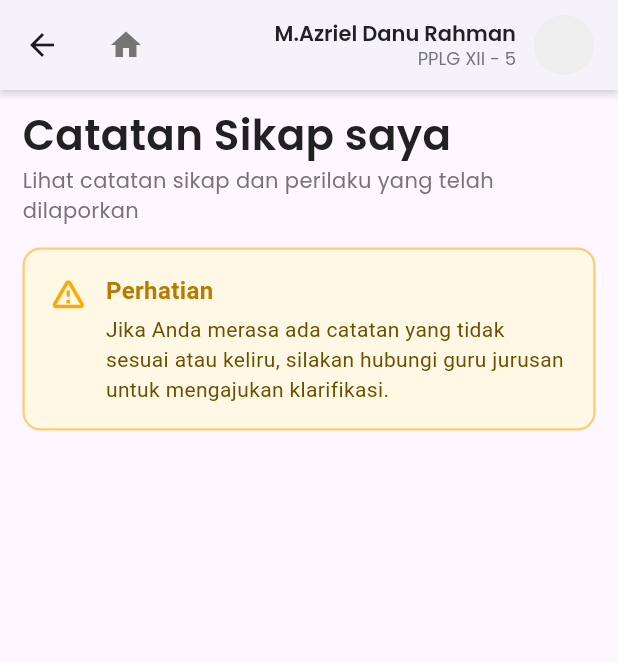
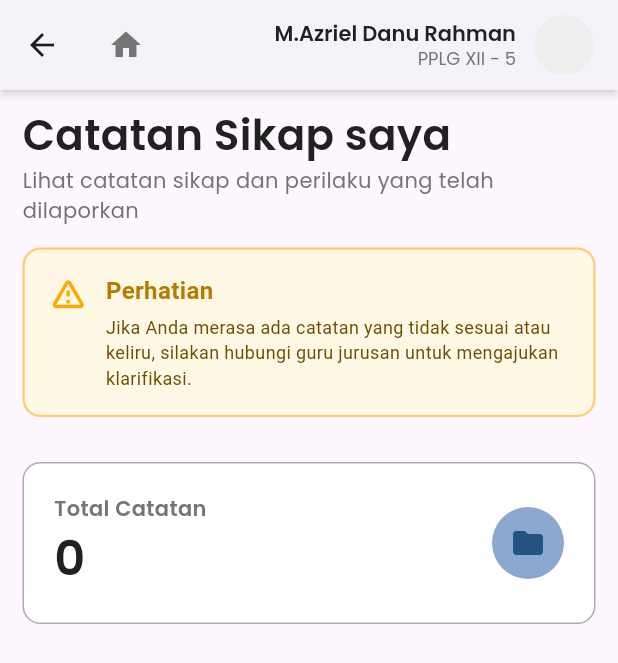
Before and after one commit to M-Bayu-Aji/Jurnalku-App, a Flutter app: the Studentbehaviour screen opened directly, on a phone screen of 412 x 824 dp. Shown: the top 663 px of the screen. Run offline on Flutter 3.47's test engine with Material 3 defaults, Android fonts, the phone set to English and light mode, and no system bars; our stand-ins replace google_fonts.

Commit message:
add new card

```diff
--- a/lib/screens/studentbehaviour.dart
+++ b/lib/screens/studentbehaviour.dart
@@ -2,7 +2,9 @@ import 'package:flutter/material.dart';
 import 'package:google_fonts/google_fonts.dart';
 
 class Studentbehaviour extends StatelessWidget {
+
   const Studentbehaviour({super.key});
+
 
   @override
   Widget build(BuildContext context) {
@@ -55,7 +57,10 @@ class Studentbehaviour extends StatelessWidget {
           Column(
             children: [
               Padding(
-                padding: const EdgeInsetsGeometry.symmetric(horizontal: 15.0, vertical: 10),
+                padding: const EdgeInsetsGeometry.symmetric(
+                  horizontal: 15.0,
+                  vertical: 10,
+                ),
                 child: Column(
                   crossAxisAlignment: CrossAxisAlignment.start,
                   children: [
@@ -81,7 +86,8 @@ class Studentbehaviour extends StatelessWidget {
                     ),
                     Column(
                       children: [
-                        Padding(padding: const EdgeInsets.symmetric(vertical: 15),
+                        Padding(
+                          padding: const EdgeInsets.symmetric(vertical: 15),
                           child: Container(
                             padding: EdgeInsets.all(16),
                             decoration: BoxDecoration(
@@ -105,7 +111,8 @@ class Studentbehaviour extends StatelessWidget {
 
                                 Expanded(
                                   child: Column(
-                                  crossAxisAlignment: CrossAxisAlignment.start,
+                                    crossAxisAlignment:
+                                        CrossAxisAlignment.start,
                                     children: [
                                       Text(
                                         "Perhatian",
@@ -120,7 +127,7 @@ class Studentbehaviour extends StatelessWidget {
                                         "Jika Anda merasa ada catatan yang tidak sesuai atau keliru, "
                                         "silakan hubungi guru jurusan untuk mengajukan klarifikasi.",
                                         style: TextStyle(
-                                        fontSize: 14,
+                                          fontSize: 12,
                                           height: 1.4,
                                           color: Color(0xFF6B4F00),
                                         ),
@@ -132,8 +139,55 @@ class Studentbehaviour extends StatelessWidget {
                             ),
                           ),
                         ),
-
                       ],
+                    ),
+                    Padding(
+                      padding: const EdgeInsets.symmetric(vertical: 15),
+                      child: Column(
+                        children: [
+                          Container(
+                            padding: EdgeInsets.all(20),
+                            decoration: BoxDecoration(
+                              color: Colors.white,
+                              borderRadius: BorderRadius.circular(12),
+                              border: Border.all(
+                                color: const Color.fromARGB(255, 173, 173, 173),
+                              ),
+                            ),
+                            child: Row(
+                              crossAxisAlignment: CrossAxisAlignment.center,
+                              mainAxisAlignment: MainAxisAlignment.spaceBetween,
+                              children: [
+                                Column(
+                                  crossAxisAlignment: CrossAxisAlignment.start,
+                                  children: [
+                                    Text(
+                                      'Total Catatan',
+                                      style: GoogleFonts.poppins(
+                                        fontSize: 14,
+                                        fontWeight: FontWeight.w600,
+                                        color: Colors.grey[600],
+                                      ),
+                                    ), Text('0', style: GoogleFonts.poppins(
+                                      fontSize: 32,
+                                      fontWeight: FontWeight.w600,
+                                      color: Colors.grey[900],
+                                    ),)
+                                  ],
+                                ),
+                                CircleAvatar(
+                                  radius: 24,
+                                  backgroundColor: const Color.fromARGB(255, 139, 169, 207),
+                                  child: Icon(
+                                    Icons.folder,
+                                    color: const Color.fromARGB(255, 35, 83, 128),
+                                  ),
+                                  )
+                              ],
+                            ),
+                          ),
+                        ],
+                      ),
                     ),
                   ],
                 ),
```
Lines whose indentation alone changed are shown as unchanged.
